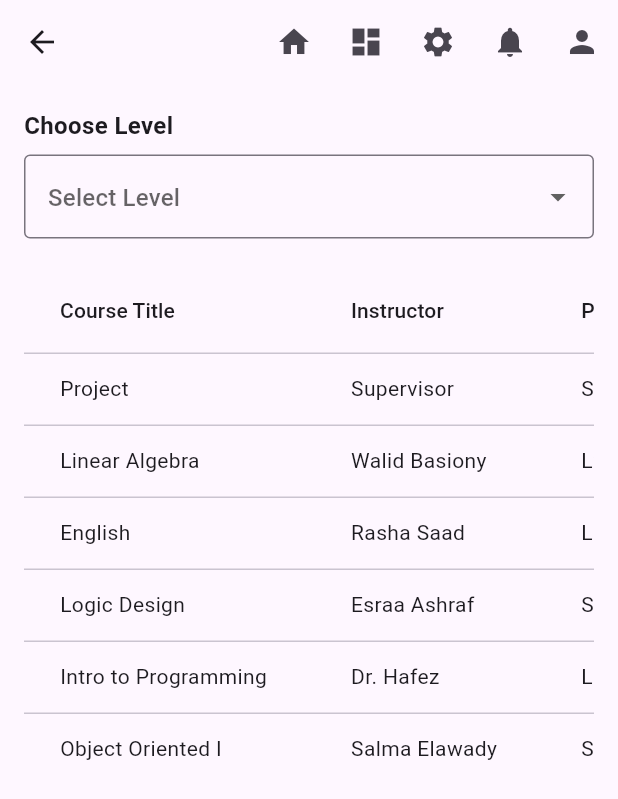
After one commit to naeemnasser/Graduation_project, a Flutter app: the ScheduledClassesScreen screen opened directly, on a phone screen of 412 x 824 dp. The commit adds this screen. Shown: the top 799 px of the screen. Run offline on Flutter 3.47's test engine with Material 3 defaults, Android fonts, the phone set to English and light mode, and no system bars.

Commit message:
progress and some update in advisor screen date 10/feb/25

```diff
--- a/lib/main.dart
+++ b/lib/main.dart
@@ -1,4 +1,4 @@
-import 'package:adaa/screens/loginPage.dart';
+import 'package:adaa/screens_admin/loginPage.dart';
 import 'package:flutter/material.dart';
 
 void main() {
@@ -15,8 +15,8 @@ class Home extends StatelessWidget {
       home: Scaffold(
         appBar: AppBar(
           backgroundColor: Colors.orangeAccent,
-          title: Text("MTI Academic Website",
-              style: TextStyle(color: Colors.black)),
+          title:
+              Text("MTI Academic App", style: TextStyle(color: Colors.black)),
           centerTitle: true,
         ),
         body: LoginScreen(),
--- /dev/null
+++ b/lib/screens_student/scheduled_classes_screen.dart
@@ -0,0 +1,150 @@
+import 'package:flutter/material.dart';
+
+import '../screens_admin/loginPage.dart';
+
+class ScheduledClassesScreen extends StatelessWidget {
+  const ScheduledClassesScreen({super.key});
+
+  @override
+  Widget build(BuildContext context) {
+    return Scaffold(
+      appBar: AppBar(
+        centerTitle: true,
+        leading: IconButton(
+          icon: Icon(Icons.arrow_back),
+          onPressed: () {
+            Navigator.pushReplacement(
+              context,
+              MaterialPageRoute(builder: (context) => const LoginScreen()),
+            );
+          },
+        ),
+        actions: [
+          IconButton(
+            icon: Icon(Icons.home),
+            onPressed: () {
+              // Navigate to Home
+            },
+          ),
+          IconButton(
+            icon: Icon(Icons.dashboard),
+            onPressed: () {
+              // Navigate to Dashboard
+            },
+          ),
+          IconButton(
+            icon: Icon(Icons.settings),
+            onPressed: () {
+              // Navigate to Our System
+            },
+          ),
+          IconButton(
+            icon: Icon(Icons.notifications),
+            onPressed: () {
+              // Navigate to Notifications
+            },
+          ),
+          IconButton(
+            icon: Icon(Icons.person),
+            onPressed: () {
+              // Navigate to Profile
+            },
+          ),
+        ],
+      ),
+      body: Padding(
+        padding: const EdgeInsets.all(16.0),
+        child: Column(
+          crossAxisAlignment: CrossAxisAlignment.start,
+          children: [
+            // Choose Level Dropdown
+            Text(
+              'Choose Level',
+              style: TextStyle(fontSize: 16, fontWeight: FontWeight.bold),
+            ),
+            SizedBox(height: 8),
+            DropdownButtonFormField<String>(
+              items: ['Level 1', 'Level 2', 'Level 3', 'Level 4']
+                  .map((level) => DropdownMenuItem(
+                        value: level,
+                        child: Text(level),
+                      ))
+                  .toList(),
+              onChanged: (value) {
+                // Handle level selection
+              },
+              decoration: InputDecoration(
+                border: OutlineInputBorder(),
+                hintText: 'Select Level',
+              ),
+            ),
+            SizedBox(height: 20),
+
+            // Schedule Table
+            Expanded(
+              child: SingleChildScrollView(
+                scrollDirection: Axis.horizontal,
+                child: DataTable(
+                  columns: const [
+                    DataColumn(label: Text('Course Title')),
+                    DataColumn(label: Text('Instructor')),
+                    DataColumn(label: Text('Place')),
+                    DataColumn(label: Text('Type')),
+                    DataColumn(label: Text('Time')),
+                  ],
+                  rows: const [
+                    // Sunday
+                    DataRow(cells: [
+                      DataCell(Text('Project')),
+                      DataCell(Text('Supervisor')),
+                      DataCell(Text('S/L')),
+                      DataCell(Text('S/L')),
+                      DataCell(Text('09:00-15:35')),
+                    ]),
+                    // Tuesday
+                    DataRow(cells: [
+                      DataCell(Text('Linear Algebra')),
+                      DataCell(Text('Walid Basiony')),
+                      DataCell(Text('L2')),
+                      DataCell(Text('L')),
+                      DataCell(Text('10:20-11:35')),
+                    ]),
+                    DataRow(cells: [
+                      DataCell(Text('English')),
+                      DataCell(Text('Rasha Saad')),
+                      DataCell(Text('L1')),
+                      DataCell(Text('L')),
+                      DataCell(Text('11:40-12:55')),
+                    ]),
+                    // Wednesday
+                    DataRow(cells: [
+                      DataCell(Text('Logic Design')),
+                      DataCell(Text('Esraa Ashraf')),
+                      DataCell(Text('S8')),
+                      DataCell(Text('Ex')),
+                      DataCell(Text('09:00-10:15')),
+                    ]),
+                    DataRow(cells: [
+                      DataCell(Text('Intro to Programming')),
+                      DataCell(Text('Dr. Hafez')),
+                      DataCell(Text('L1')),
+                      DataCell(Text('L')),
+                      DataCell(Text('10:20-11:35')),
+                    ]),
+                    DataRow(cells: [
+                      DataCell(Text('Object Oriented I')),
+                      DataCell(Text('Salma Elawady')),
+                      DataCell(Text('S2')),
+                      DataCell(Text('Ex')),
+                      DataCell(Text('11:40-12:55')),
+                    ]),
+                  ],
+                ),
+              ),
+            ),
+          ],
+        ),
+      ),
+    );
+  }
+}
--- a/pubspec.yaml
+++ b/pubspec.yaml
@@ -59,7 +59,7 @@ flutter:
 
   # To add assets to your application, add an assets section, like this:
   assets:
-    - lib/Assets/
+    - assets/
   # An image asset can refer to one or more resolution-specific "variants", see
   # https://flutter.dev/to/resolution-aware-images
 
```
Also changed, not shown: lib/screens_admin/adminpage.dart (+14 -0 lines), lib/screens_admin/loginPage.dart (+26 -13 lines), lib/screens_advisor/Advisor_home.dart (added, +202 -0 lines), GUI/image.png (added), assets/image.png (added), assets/logo1.png (added), lib/screens_admin/screens_student/student_screen.dart (deleted).
